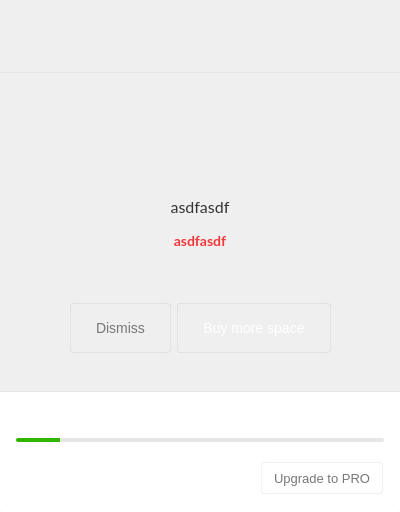
This is src/MEGASync/gui/macx/InfoDialog.ui in meganz/MEGAsync as Qt 5 draws it before an edit. The edited form follows.
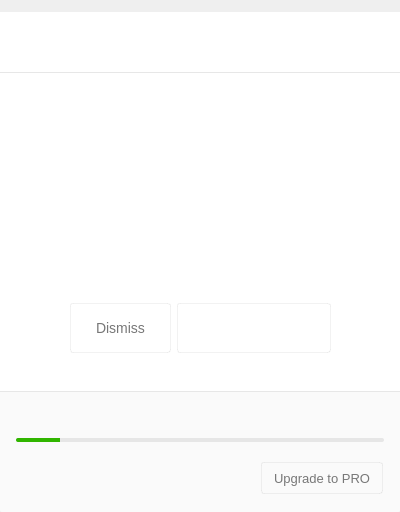
This is the edited form. Icons and pictures are not drawn. Custom widgets are drawn as their Qt base class.

Commit message: Fix background colors for different UI items

Diff of the .ui file:
```diff
--- a/src/MEGASync/gui/macx/InfoDialog.ui
+++ b/src/MEGASync/gui/macx/InfoDialog.ui
@@ -114,7 +114,7 @@
 
 #wContainerBottom, #wRecentUpdated
 {
-background-color: white;
+background-color: #FAFAFA;
 border-bottom-left-radius: 2px;
 border-bottom-right-radius: 2px;
 }
@@ -298,7 +298,12 @@
   font-family: &quot;Source Sans Pros&quot;;
   font-size: 13px;
   color: #666666;
-}</string>
+}
+#wHeader, #pOverquota, #pUpdated
+{
+  background-color: #FFFFFF;
+}
+</string>
   </property>
   <property name="sizeGripEnabled">
    <bool>false</bool>
@@ -900,7 +905,7 @@
                    </size>
                   </property>
                   <property name="text">
-                   <string>asdfasdf</string>
+                   <string/>
                   </property>
                   <property name="alignment">
                    <set>Qt::AlignCenter</set>
@@ -913,7 +918,7 @@
                 <item>
                  <widget class="QLabel" name="lOQDesc">
                   <property name="text">
-                   <string>asdfasdf</string>
+                   <string/>
                   </property>
                   <property name="alignment">
                    <set>Qt::AlignCenter</set>
```
The commit also changes 2 other files.
